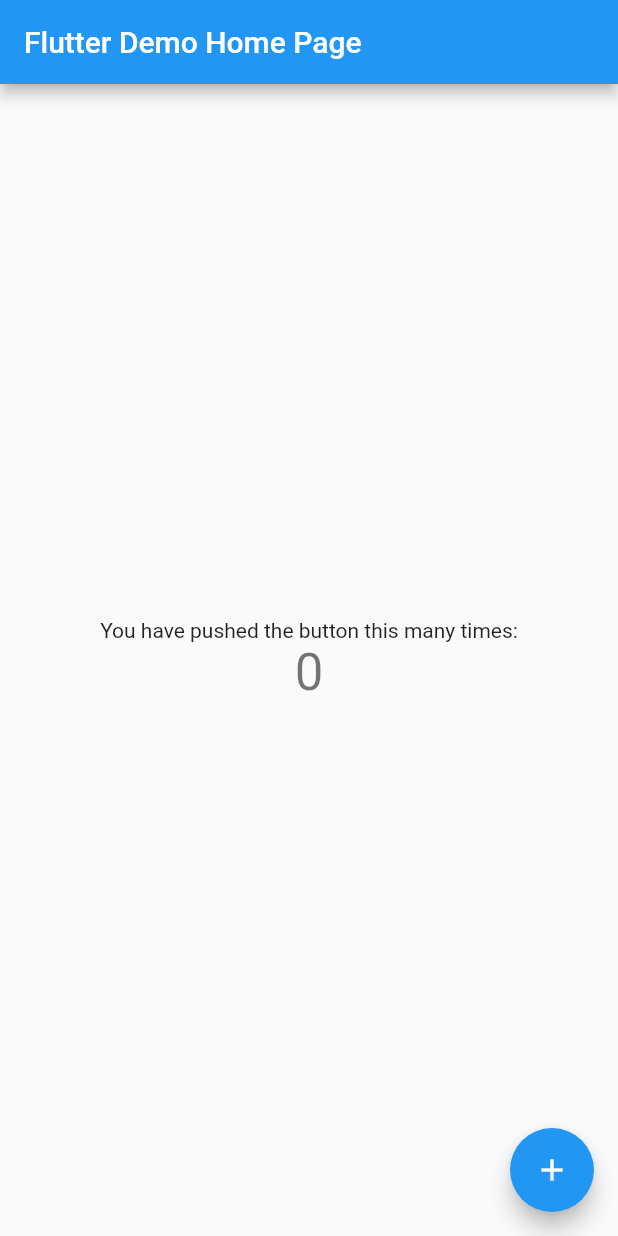
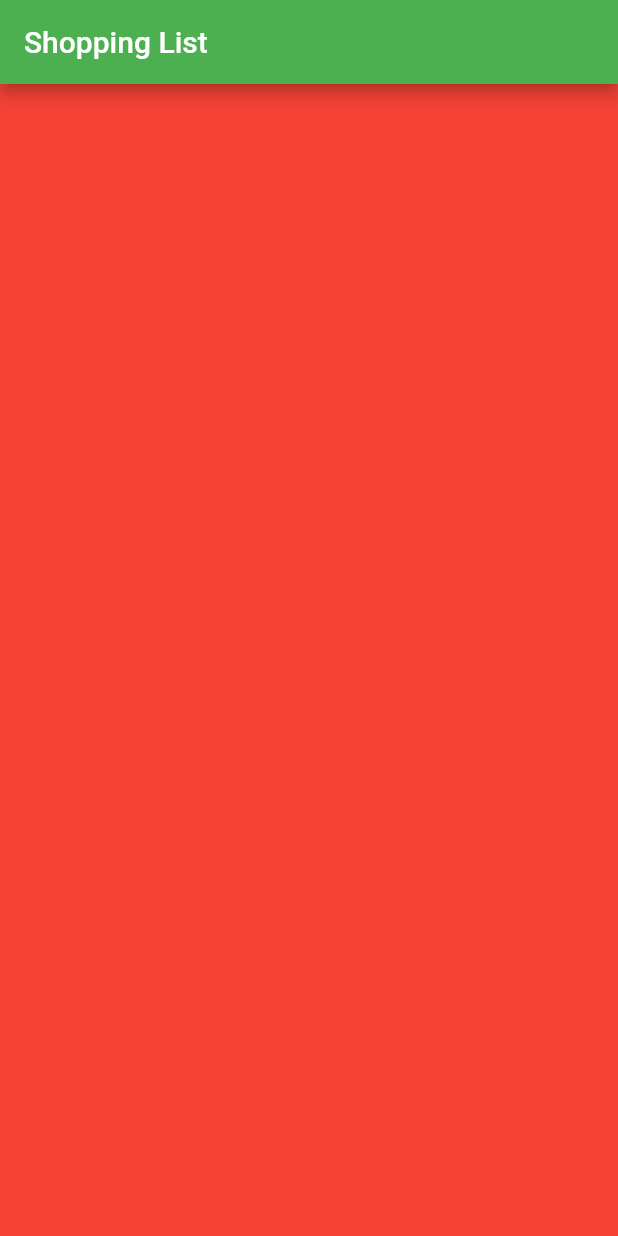
Before and after one commit to emrhesen/shopping_list, a Flutter app: the screen it shows after launch, on a phone screen of 412 x 824 dp. Run offline on Flutter 3.47's test engine with Material 2 defaults, Android fonts, the phone set to English and light mode, and no system bars.

Commit message:
pageview eklendi.

```diff
--- a/lib/main.dart
+++ b/lib/main.dart
@@ -1,117 +1,16 @@
 import 'package:flutter/material.dart';
+import 'package:shopping_list/ui/shopping_list_page.dart';
 
 void main() {
-  runApp(MyApp());
+  runApp(ShoppingListApp());
 }
 
-class MyApp extends StatelessWidget {
-  // This widget is the root of your application.
+class ShoppingListApp extends StatelessWidget {
   @override
   Widget build(BuildContext context) {
     return MaterialApp(
-      title: 'Flutter Demo',
-      theme: ThemeData(
-        // This is the theme of your application.
-        //
-        // Try running your application with "flutter run". You'll see the
-        // application has a blue toolbar. Then, without quitting the app, try
-        // changing the primarySwatch below to Colors.green and then invoke
-        // "hot reload" (press "r" in the console where you ran "flutter run",
-        // or simply save your changes to "hot reload" in a Flutter IDE).
-        // Notice that the counter didn't reset back to zero; the application
-        // is not restarted.
-        primarySwatch: Colors.blue,
-        // This makes the visual density adapt to the platform that you run
-        // the app on. For desktop platforms, the controls will be smaller and
-        // closer together (more dense) than on mobile platforms.
-        visualDensity: VisualDensity.adaptivePlatformDensity,
-      ),
-      home: MyHomePage(title: 'Flutter Demo Home Page'),
+      theme: ThemeData(primarySwatch: Colors.green,backgroundColor: Colors.white) ,
+      home: ShoppingListPage(),
     );
   }
 }
-
-class MyHomePage extends StatefulWidget {
-  MyHomePage({Key key, this.title}) : super(key: key);
-
-  // This widget is the home page of your application. It is stateful, meaning
-  // that it has a State object (defined below) that contains fields that affect
-  // how it looks.
-
-  // This class is the configuration for the state. It holds the values (in this
-  // case the title) provided by the parent (in this case the App widget) and
-  // used by the build method of the State. Fields in a Widget subclass are
-  // always marked "final".
-
-  final String title;
-
-  @override
-  _MyHomePageState createState() => _MyHomePageState();
-}
-
-class _MyHomePageState extends State<MyHomePage> {
-  int _counter = 0;
-
-  void _incrementCounter() {
-    setState(() {
-      // This call to setState tells the Flutter framework that something has
-      // changed in this State, which causes it to rerun the build method below
-      // so that the display can reflect the updated values. If we changed
-      // _counter without calling setState(), then the build method would not be
-      // called again, and so nothing would appear to happen.
-      _counter++;
-    });
-  }
-
-  @override
-  Widget build(BuildContext context) {
-    // This method is rerun every time setState is called, for instance as done
-    // by the _incrementCounter method above.
-    //
-    // The Flutter framework has been optimized to make rerunning build methods
-    // fast, so that you can just rebuild anything that needs updating rather
-    // than having to individually change instances of widgets.
-    return Scaffold(
-      appBar: AppBar(
-        // Here we take the value from the MyHomePage object that was created by
-        // the App.build method, and use it to set our appbar title.
-        title: Text(widget.title),
-      ),
-      body: Center(
-        // Center is a layout widget. It takes a single child and positions it
-        // in the middle of the parent.
-        child: Column(
-          // Column is also a layout widget. It takes a list of children and
-          // arranges them vertically. By default, it sizes itself to fit its
-          // children horizontally, and tries to be as tall as its parent.
-          //
-          // Invoke "debug painting" (press "p" in the console, choose the
-          // "Toggle Debug Paint" action from the Flutter Inspector in Android
-          // Studio, or the "Toggle Debug Paint" command in Visual Studio Code)
-          // to see the wireframe for each widget.
-          //
-          // Column has various properties to control how it sizes itself and
-          // how it positions its children. Here we use mainAxisAlignment to
-          // center the children vertically; the main axis here is the vertical
-          // axis because Columns are vertical (the cross axis would be
-          // horizontal).
-          mainAxisAlignment: MainAxisAlignment.center,
-          children: <Widget>[
-            Text(
-              'You have pushed the button this many times:',
-            ),
-            Text(
-              '$_counter',
-              style: Theme.of(context).textTheme.headline4,
-            ),
-          ],
-        ),
-      ),
-      floatingActionButton: FloatingActionButton(
-        onPressed: _incrementCounter,
-        tooltip: 'Increment',
-        child: Icon(Icons.add),
-      ), // This trailing comma makes auto-formatting nicer for build methods.
-    );
-  }
-}
--- /dev/null
+++ b/lib/ui/shopping_list_page.dart
@@ -0,0 +1,28 @@
+import 'package:flutter/material.dart';
+
+class ShoppingListPage extends StatefulWidget {
+  @override
+  _ShoppingListPageState createState() => _ShoppingListPageState();
+}
+
+class _ShoppingListPageState extends State<ShoppingListPage> {
+  @override
+  Widget build(BuildContext context) {
+    return Scaffold(
+      appBar: AppBar(title: Text("Shopping List"),),
+      body: PageView(
+        children: [
+          Container(
+            color: Colors.red,
+          ),
+          Container(
+            color: Colors.blue,
+          ),
+          Container(
+            color: Colors.orange,
+          )
+        ],
+      ),
+    );
+  }
+}
```
Also changed, not shown: pubspec.lock.
